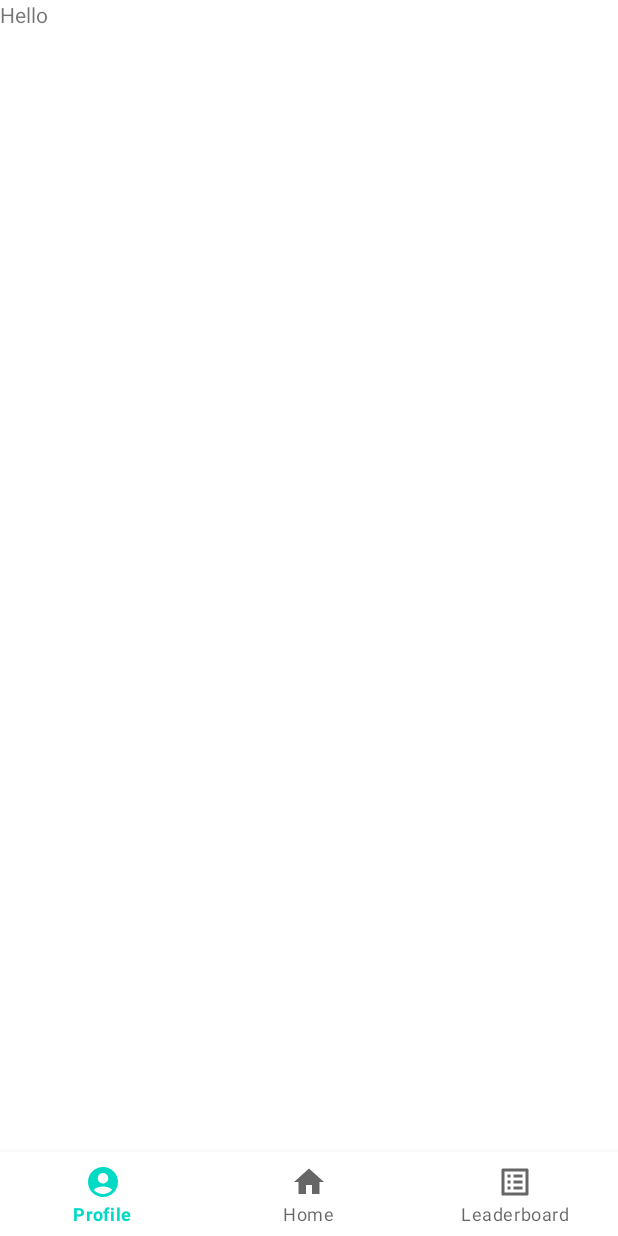
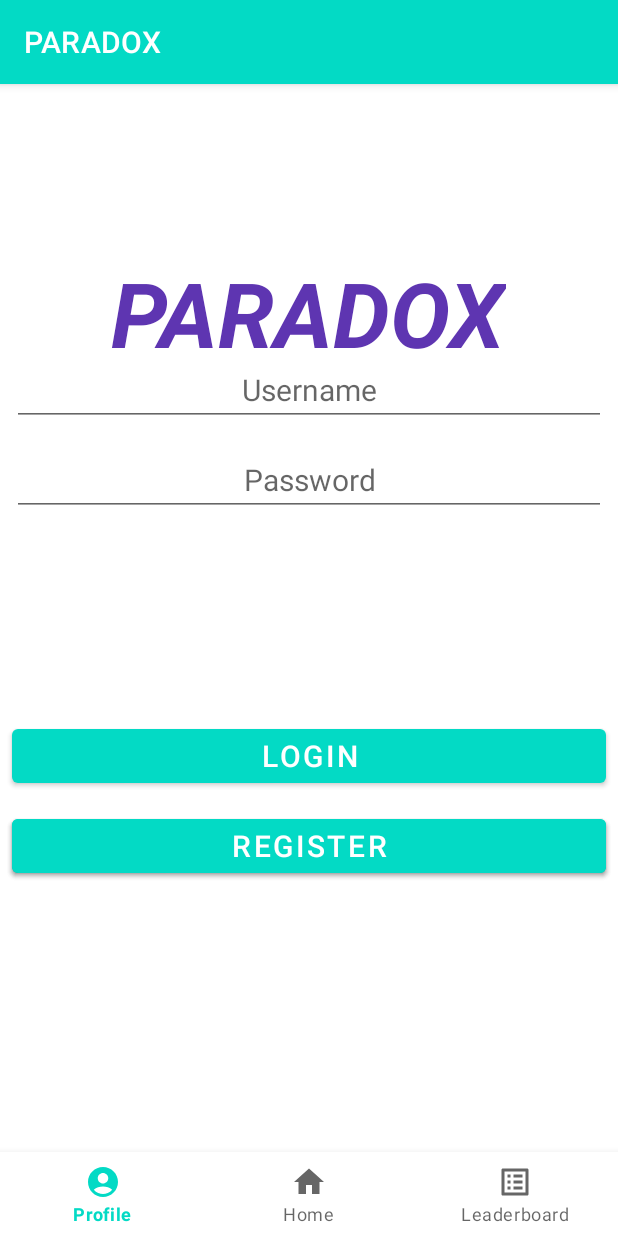
Before and after one commit to Project-BOA/PARADOX, an Android app: the ProfileFragment screen opened through its navigation route, on a phone screen of 412 x 824 dp. Run offline under Robolectric (Android 15) with nearby library versions, the phone set to English and light mode, and no system bars; our stand-ins replace navigation-ui; 2 statements that could not run were skipped.

Commit message:
add profile fragments and dummy implementation

```diff
--- a/app/src/main/java/team/boa/paradox/MainActivity.kt
+++ b/app/src/main/java/team/boa/paradox/MainActivity.kt
@@ -54,7 +54,8 @@ class MainActivity : AppCompatActivity() {
         setContentView(binding.root)
 
         // hide title and title bar
-         supportActionBar?.hide()
+        // supportActionBar?.hide()
+
 
         // Launch welcome activity
         val intent = Intent(this, WelcomeActivity::class.java)
@@ -63,6 +64,7 @@ class MainActivity : AppCompatActivity() {
             puzzleId = result.data?.getStringExtra("puzzle_id").toString()
             puzzleAnswer = result.data?.getStringExtra("puzzle_answer").toString()
             Log.d(LogTags.MAIN_ACTIVITY.toString(), "Puzzle Id is: $puzzleId and Puzzle Answer is: $puzzleAnswer")
+            supportActionBar?.title = "PARADOX PUZZLE ID: $puzzleId"
         }
 
         // add navigation
--- a/app/src/main/java/team/boa/paradox/ui/home/HomeFragment.kt
+++ b/app/src/main/java/team/boa/paradox/ui/home/HomeFragment.kt
@@ -1,7 +1,5 @@
 package team.boa.paradox.ui.home
 
-import android.R
-import android.app.FragmentTransaction
 import android.content.Intent
 import android.os.Bundle
 import android.view.LayoutInflater
--- /dev/null
+++ b/app/src/main/java/team/boa/paradox/ui/profile/LoginFragment.kt
@@ -0,0 +1,48 @@
+package team.boa.paradox.ui.profile
+
+import android.os.Bundle
+import android.view.LayoutInflater
+import android.view.View
+import android.view.ViewGroup
+import androidx.fragment.app.Fragment
+import androidx.fragment.app.activityViewModels
+import team.boa.paradox.MainActivity
+import team.boa.paradox.R
+import team.boa.paradox.databinding.FragmentLoginBinding
+import team.boa.paradox.databinding.ActivityMainBinding
+
+
+class LoginFragment : Fragment() {
+
+    private lateinit var binding: FragmentLoginBinding
+    private lateinit var mainBinding: ActivityMainBinding
+    private val viewModel: ProfileViewModel by activityViewModels()
+
+    override fun onCreateView(
+        inflater: LayoutInflater, container: ViewGroup?,
+        savedInstanceState: Bundle?
+    ): View {
+        binding = FragmentLoginBinding.inflate(inflater, container, false)
+        return binding.root
+    }
+
+    override fun onViewCreated(view: View, savedInstanceState: Bundle?) {
+        super.onViewCreated(view, savedInstanceState)
+
+        binding.buttonLogin.setOnClickListener() {
+            val success = viewModel.authenticate(binding.editTextLoginUsername.text.toString(), binding.editTextLoginPassword.text.toString())
+            // launch login view on success or error toast on failure
+            if (success) {
+                parentFragmentManager.beginTransaction()
+                    .add(
+                        (activity as MainActivity).findViewById<View>(R.id.nav_host_fragment_activity_main).id, ProfileFragment()
+                    )
+                    .commit()
+            }
+        }
+
+        binding.buttonRegister.setOnClickListener() {
+            // launch register fragment
+        }
+    }
+}
--- a/app/src/main/java/team/boa/paradox/ui/profile/ProfileFragment.kt
+++ b/app/src/main/java/team/boa/paradox/ui/profile/ProfileFragment.kt
@@ -1,32 +1,45 @@
 package team.boa.paradox.ui.profile
 
-import androidx.lifecycle.ViewModelProvider
 import android.os.Bundle
-import androidx.fragment.app.Fragment
 import android.view.LayoutInflater
 import android.view.View
 import android.view.ViewGroup
+import androidx.fragment.app.Fragment
+import androidx.fragment.app.activityViewModels
+import team.boa.paradox.MainActivity
 import team.boa.paradox.R
+import team.boa.paradox.databinding.FragmentProfileBinding
 
 class ProfileFragment : Fragment() {
 
-    companion object {
-        fun newInstance() = ProfileFragment()
-    }
-
-    private lateinit var viewModel: ProfileViewModel
+    private lateinit var binding: FragmentProfileBinding
+    private val viewModel: ProfileViewModel by activityViewModels()
 
     override fun onCreateView(
         inflater: LayoutInflater, container: ViewGroup?,
         savedInstanceState: Bundle?
-    ): View? {
-        return inflater.inflate(R.layout.fragment_profile, container, false)
+    ): View {
+        binding = FragmentProfileBinding.inflate(inflater, container, false)
+        return binding.root
     }
 
     override fun onViewCreated(view: View, savedInstanceState: Bundle?) {
         super.onViewCreated(view, savedInstanceState)
-        viewModel = ViewModelProvider(this)[ProfileViewModel::class.java]
-        // TODO: Use the ViewModel
+
+        // launch login view if not already logged in
+        if (viewModel.isLoggedIn.value == false) {
+            parentFragmentManager.beginTransaction()
+                .add(
+                    (activity as MainActivity).findViewById<View>(R.id.nav_host_fragment_activity_main).id, LoginFragment()
+                )
+                .commit()
+        }
+
+        binding.textProfileUsername.text = viewModel.username.value
+        binding.textProfileBiography.text = viewModel.biography.value
+
+        binding.buttonLogout.setOnClickListener() {
+            viewModel.logout()
+        }
     }
-
 }
--- a/app/src/main/java/team/boa/paradox/ui/profile/ProfileViewModel.kt
+++ b/app/src/main/java/team/boa/paradox/ui/profile/ProfileViewModel.kt
@@ -1,7 +1,67 @@
 package team.boa.paradox.ui.profile
 
+import androidx.lifecycle.LiveData
+import androidx.lifecycle.MutableLiveData
 import androidx.lifecycle.ViewModel
 
-class ProfileViewModel : ViewModel() {
-    // TODO: Implement the ViewModel
+class ProfileViewModel() : ViewModel() {
+    // read and write
+    private var _username = MutableLiveData<String>()
+    private var _email = MutableLiveData<String>()
+    private var _biography = MutableLiveData<String>()
+    private var _isLoggedIn = MutableLiveData(false)
+
+    // read only
+    val isLoggedIn: LiveData<Boolean> = _isLoggedIn
+    val username: LiveData<String> = _username
+    val email: LiveData<String> = _email
+    val biography: LiveData<String> = _biography
+
+    /**
+     * Authentication method to authenticate with a username and password
+     *
+     * @param username
+     * @param password
+     * @return true if successful and false if unsuccessful
+     */
+    fun authenticate(username: String, password:String): Boolean {
+
+        // authentication logic here
+
+        _username.value = username
+        _email.value = ""
+        _biography.value = ""
+        _isLoggedIn.value = true
+        return true
+    }
+
+    /**
+     * Logout method that clears the viewmodel of login data
+     *
+     */
+    fun logout() {
+        _isLoggedIn.value = false
+        _username.value = ""
+        _email.value = ""
+        _biography.value = ""
+    }
+
+    /**
+     * Register method to register a new user with a username, password and email
+     *
+     * @param username
+     * @param password
+     * @param email
+     * @return true if successful and false if unsuccessful
+     */
+    fun register(username: String, password: String, email: String): Boolean {
+
+        // add user to database
+
+        _username.value = ""
+        _email.value = ""
+        _biography.value = ""
+
+        return true
+    }
 }
--- /dev/null
+++ b/app/src/main/res/layout/fragment_login.xml
@@ -0,0 +1,91 @@
+<?xml version="1.0" encoding="utf-8"?>
+<androidx.constraintlayout.widget.ConstraintLayout xmlns:android="http://schemas.android.com/apk/res/android"
+    xmlns:app="http://schemas.android.com/apk/res-auto"
+    xmlns:tools="http://schemas.android.com/tools"
+    android:layout_width="match_parent"
+    android:layout_height="match_parent"
+    tools:context=".ui.profile.ProfileFragment">
+
+    <TextView
+        android:id="@+id/text_profile"
+        android:layout_width="match_parent"
+        android:layout_height="wrap_content"
+        android:layout_marginStart="8dp"
+        android:layout_marginTop="8dp"
+        android:layout_marginEnd="8dp"
+        android:textAlignment="center"
+        android:textSize="20sp"
+        android:visibility="gone"
+        app:layout_constraintBottom_toBottomOf="parent"
+        app:layout_constraintEnd_toEndOf="parent"
+        app:layout_constraintHorizontal_bias="0.0"
+        app:layout_constraintStart_toStartOf="parent"
+        app:layout_constraintTop_toTopOf="parent"
+        app:layout_constraintVertical_bias="0.076" />
+
+
+    <EditText
+        android:id="@+id/edit_text_login_username"
+        android:layout_width="match_parent"
+        android:layout_height="wrap_content"
+        android:layout_marginStart="8dp"
+        android:layout_marginTop="180dp"
+        android:layout_marginEnd="8dp"
+        android:autofillHints=""
+        android:hint="@string/edit_text_username_hint"
+        android:inputType="text"
+        android:textAlignment="center"
+        android:textSize="20sp"
+        app:layout_constraintEnd_toEndOf="parent"
+        app:layout_constraintHorizontal_bias="0.0"
+        app:layout_constraintStart_toStartOf="parent"
+        app:layout_constraintTop_toTopOf="parent" />
+
+    <EditText
+        android:id="@+id/edit_text_login_password"
+        android:layout_width="match_parent"
+        android:layout_height="wrap_content"
+        android:layout_marginStart="8dp"
+        android:layout_marginTop="12dp"
+        android:layout_marginEnd="8dp"
+        android:hint="@string/edit_text_password_hint"
+        android:importantForAutofill="no"
+        android:inputType="textPassword"
+        android:textAlignment="center"
+        android:textSize="20sp"
+        app:layout_constraintEnd_toEndOf="parent"
+        app:layout_constraintStart_toStartOf="parent"
+        app:layout_constraintTop_toBottomOf="@+id/edit_text_login_username" />
+
+    <Button
+        android:id="@+id/button_login"
+        android:layout_width="match_parent"
+        android:layout_height="wrap_content"
+        android:layout_marginStart="8dp"
+        android:layout_marginEnd="8dp"
+        android:layout_marginBottom="12dp"
+        android:text="@string/button_login"
+        android:textAlignment="center"
+        android:textSize="20sp"
+        app:layout_constraintBottom_toTopOf="@+id/button_register"
+        app:layout_constraintEnd_toEndOf="parent"
+        app:layout_constraintHorizontal_bias="1.0"
+        app:layout_constraintStart_toStartOf="parent" />
+
+    <Button
+        android:id="@+id/button_register"
+        android:layout_width="match_parent"
+        android:layout_height="wrap_content"
+        android:layout_marginStart="8dp"
+        android:layout_marginEnd="8dp"
+        android:layout_marginBottom="180dp"
+        android:text="@string/button_register"
+        android:textAlignment="center"
+        android:textSize="20sp"
+        app:layout_constraintBottom_toBottomOf="parent"
+        app:layout_constraintEnd_toEndOf="parent"
+        app:layout_constraintHorizontal_bias="0.0"
+        app:layout_constraintStart_toStartOf="parent" />
+
+
+</androidx.constraintlayout.widget.ConstraintLayout>
--- a/app/src/main/res/layout/fragment_profile.xml
+++ b/app/src/main/res/layout/fragment_profile.xml
@@ -1,13 +1,64 @@
 <?xml version="1.0" encoding="utf-8"?>
-<FrameLayout xmlns:android="http://schemas.android.com/apk/res/android"
+<androidx.constraintlayout.widget.ConstraintLayout xmlns:android="http://schemas.android.com/apk/res/android"
+    xmlns:app="http://schemas.android.com/apk/res-auto"
     xmlns:tools="http://schemas.android.com/tools"
     android:layout_width="match_parent"
     android:layout_height="match_parent"
     tools:context=".ui.profile.ProfileFragment">
 
+
+    <Button
+        android:id="@+id/button_logout"
+        android:layout_width="match_parent"
+        android:layout_height="wrap_content"
+        android:layout_marginStart="8dp"
+        android:layout_marginEnd="8dp"
+        android:layout_marginBottom="180dp"
+        android:text="@string/button_logout"
+        android:textAlignment="center"
+        android:textSize="20sp"
+        app:layout_constraintBottom_toBottomOf="parent"
+        app:layout_constraintEnd_toEndOf="parent"
+        app:layout_constraintHorizontal_bias="1.0"
+        app:layout_constraintStart_toStartOf="parent" />
+
     <TextView
-        android:layout_width="match_parent"
-        android:layout_height="match_parent"
-        android:text="Hello" />
+        android:id="@+id/text_profile"
+        android:layout_width="wrap_content"
+        android:layout_height="wrap_content"
+        android:layout_marginTop="112dp"
+        android:text="@string/app_name"
+        android:textAlignment="center"
+        android:textAllCaps="true"
+        android:textColor="#5E35B1"
+        android:textSize="60sp"
+        android:textStyle="bold|italic"
+        app:layout_constraintEnd_toEndOf="parent"
+        app:layout_constraintHorizontal_bias="0.497"
+        app:layout_constraintStart_toStartOf="parent"
+        app:layout_constraintTop_toTopOf="parent" />
 
-</FrameLayout>
+    <TextView
+        android:id="@+id/text_profile_username"
+        android:layout_width="wrap_content"
+        android:layout_height="wrap_content"
+        android:layout_marginTop="60dp"
+        android:textSize="24sp"
+        app:layout_constraintEnd_toEndOf="parent"
+        app:layout_constraintHorizontal_bias="0.496"
+        app:layout_constraintStart_toStartOf="parent"
+        app:layout_constraintTop_toBottomOf="@+id/text_profile" />
+
+    <TextView
+        android:id="@+id/text_profile_biography"
+        android:layout_width="wrap_content"
+        android:layout_height="wrap_content"
+        android:layout_marginTop="60dp"
+        android:textSize="16sp"
+        app:layout_constraintEnd_toEndOf="parent"
+        app:layout_constraintHorizontal_bias="0.498"
+        app:layout_constraintStart_toStartOf="parent"
+        app:layout_constraintTop_toBottomOf="@+id/text_profile_username" />
+
+
+</androidx.constraintlayout.widget.ConstraintLayout>
--- a/app/src/main/res/navigation/bottom_nav_graph.xml
+++ b/app/src/main/res/navigation/bottom_nav_graph.xml
@@ -6,16 +6,16 @@
     app:startDestination="@+id/navigation_home">
 
     <fragment
+        android:id="@+id/navigation_profile"
+        android:name="team.boa.paradox.ui.profile.ProfileFragment"
+        android:label="@string/title_profile"
+        tools:layout="@layout/fragment_profile" />
+
+    <fragment
         android:id="@+id/navigation_home"
         android:name="team.boa.paradox.ui.home.HomeFragment"
         android:label="@string/title_home"
         tools:layout="@layout/fragment_home" />
-
-    <fragment
-        android:id="@+id/navigation_profile"
-        android:name="team.boa.paradox.ui.profile.ProfileFragment"
-        android:label="@string/title_profile"
-        tools:layout="@layout/fragment_profile" />
 
     <fragment
         android:id="@+id/navigation_leaderboard"
--- a/app/src/main/res/values-night/themes.xml
+++ b/app/src/main/res/values-night/themes.xml
@@ -15,7 +15,7 @@
 
         <item name="windowNoTitle">false</item>
         <item name="windowActionBar">true</item>
-        <item name="android:windowFullscreen">true</item>
+        <item name="android:windowFullscreen">false</item>
         <item name="android:windowContentOverlay">@null</item>
     </style>
 </resources>
--- a/app/src/main/res/values/strings.xml
+++ b/app/src/main/res/values/strings.xml
@@ -1,13 +1,21 @@
 <resources>
+    <!-- Welcome -->
     <string name="app_name">PARADOX</string>
-
-    <string name="title_profile">Profile</string>
-    <string name="title_home">Home</string>
-    <string name="title_leaderboard">Leaderboard</string>
-
     <string name="edit_text_puzzle_id">Puzzle Id</string>
     <string name="button_puzzle_code">Start Puzzle</string>
 
-    <!-- Strings related to puzzle code -->
-    <string name="text_win_message">YOU WIN</string>
+    <!-- Home-->
+    <string name="title_home">Home</string>
+
+    <!-- Leaderboard-->
+    <string name="title_leaderboard">Leaderboard</string>
+
+    <!-- Profile-->
+    <string name="title_profile">Profile</string>
+    <string name="edit_text_username_hint">Username</string>
+    <string name="edit_text_password_hint">Password</string>
+    <string name="button_login">Login</string>
+    <string name="button_register">Register</string>
+    <string name="button_logout">Logout</string>
+    <string name="edit_text_email_hint">Email</string>
 </resources>
--- a/app/src/main/res/values/themes.xml
+++ b/app/src/main/res/values/themes.xml
@@ -15,7 +15,7 @@
 
         <item name="windowNoTitle">false</item>
         <item name="windowActionBar">true</item>
-        <item name="android:windowFullscreen">true</item>
+        <item name="android:windowFullscreen">false</item>
         <item name="android:windowContentOverlay">@null</item>
     </style>
 
```
Also changed, not shown: app/src/main/java/team/boa/paradox/ui/profile/RegisterFragment.kt (added, +32 -0 lines), app/src/main/res/layout/fragment_register.xml (added, +74 -0 lines).
